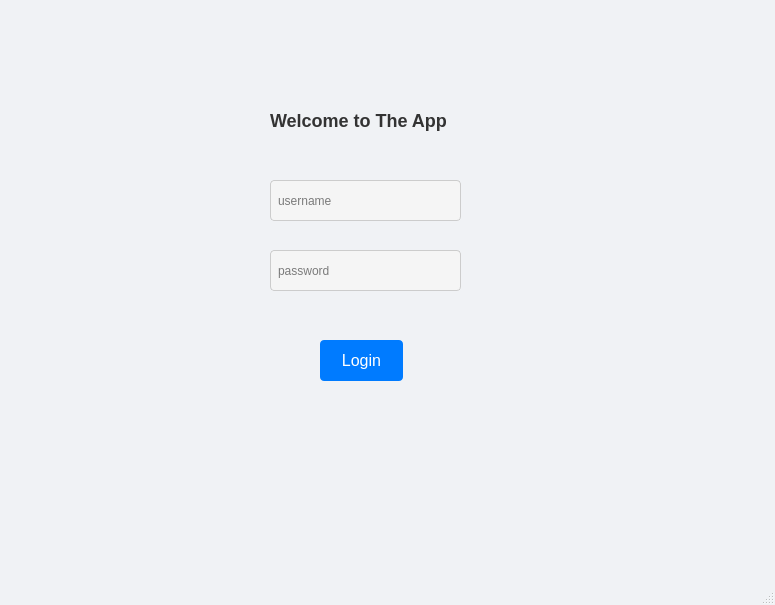
Old version of the form mainwindow.ui in the repository nischalg8/qt.
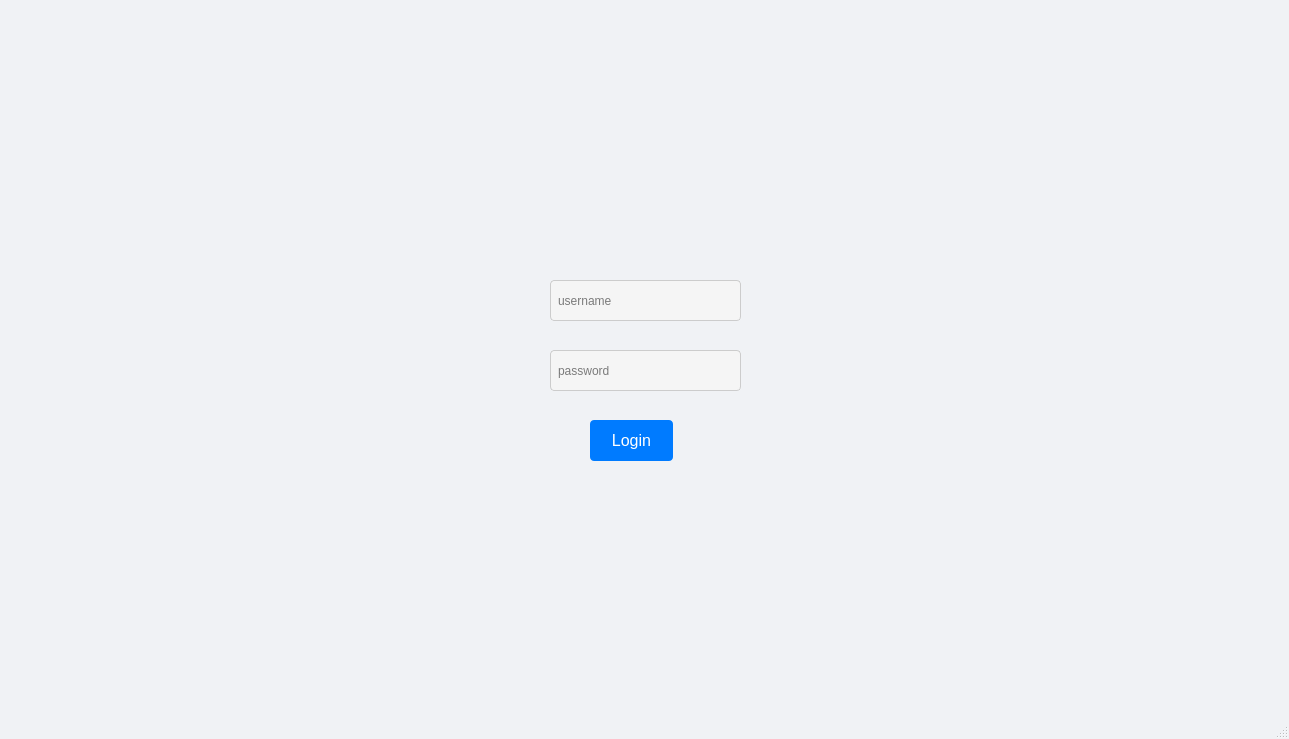
New version of the form. Icons and pictures are not drawn.

The edit to the form file:
```diff
--- a/mainwindow.ui
+++ b/mainwindow.ui
@@ -9,8 +9,8 @@
    <rect>
     <x>0</x>
     <y>0</y>
-    <width>775</width>
-    <height>605</height>
+    <width>1289</width>
+    <height>739</height>
    </rect>
   </property>
   <property name="cursor">
@@ -20,7 +20,7 @@
    <string>MainWindow</string>
   </property>
   <property name="autoFillBackground">
-   <bool>true</bool>
+   <bool>false</bool>
   </property>
   <property name="styleSheet">
    <string notr="true">QMainWindow {
@@ -31,8 +31,8 @@
    <widget class="QLineEdit" name="lineEdit">
     <property name="geometry">
      <rect>
-      <x>270</x>
-      <y>180</y>
+      <x>550</x>
+      <y>280</y>
       <width>191</width>
       <height>41</height>
      </rect>
@@ -55,8 +55,8 @@
    <widget class="QLineEdit" name="lineEdit_2">
     <property name="geometry">
      <rect>
-      <x>270</x>
-      <y>250</y>
+      <x>550</x>
+      <y>350</y>
       <width>191</width>
       <height>41</height>
      </rect>
@@ -76,38 +76,11 @@
      <string>password</string>
     </property>
    </widget>
-   <widget class="QLabel" name="label">
-    <property name="geometry">
-     <rect>
-      <x>270</x>
-      <y>100</y>
-      <width>191</width>
-      <height>41</height>
-     </rect>
-    </property>
-    <property name="sizeIncrement">
-     <size>
-      <width>10</width>
-      <height>10</height>
-     </size>
-    </property>
-    <property name="styleSheet">
-     <string notr="true">QLabel{ 
-color: #333;
-font-size: 18px;
-font-weight: bold;
-
-}</string>
-    </property>
-    <property name="text">
-     <string>Welcome to The App</string>
-    </property>
-   </widget>
    <widget class="QPushButton" name="pushButton">
     <property name="geometry">
      <rect>
-      <x>320</x>
-      <y>340</y>
+      <x>590</x>
+      <y>420</y>
       <width>83</width>
       <height>41</height>
      </rect>
@@ -134,6 +107,22 @@
      <string>Login</string>
     </property>
    </widget>
+   <widget class="QLabel" name="label">
+    <property name="geometry">
+     <rect>
+      <x>540</x>
+      <y>160</y>
+      <width>201</width>
+      <height>111</height>
+     </rect>
+    </property>
+    <property name="text">
+     <string/>
+    </property>
+    <property name="pixmap">
+     <pixmap>C:/Users/LOQ/Downloads/med_APPOINT__1___1_-removebg-preview.png</pixmap>
+    </property>
+   </widget>
   </widget>
   <widget class="QStatusBar" name="statusbar"/>
  </widget>
```
